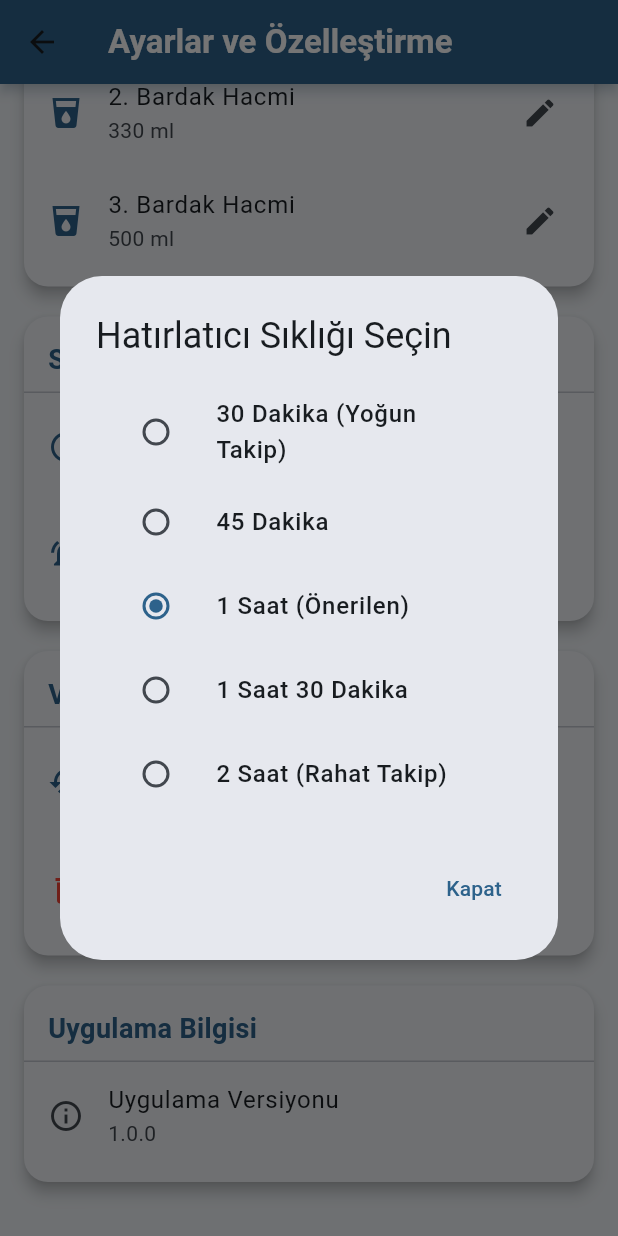
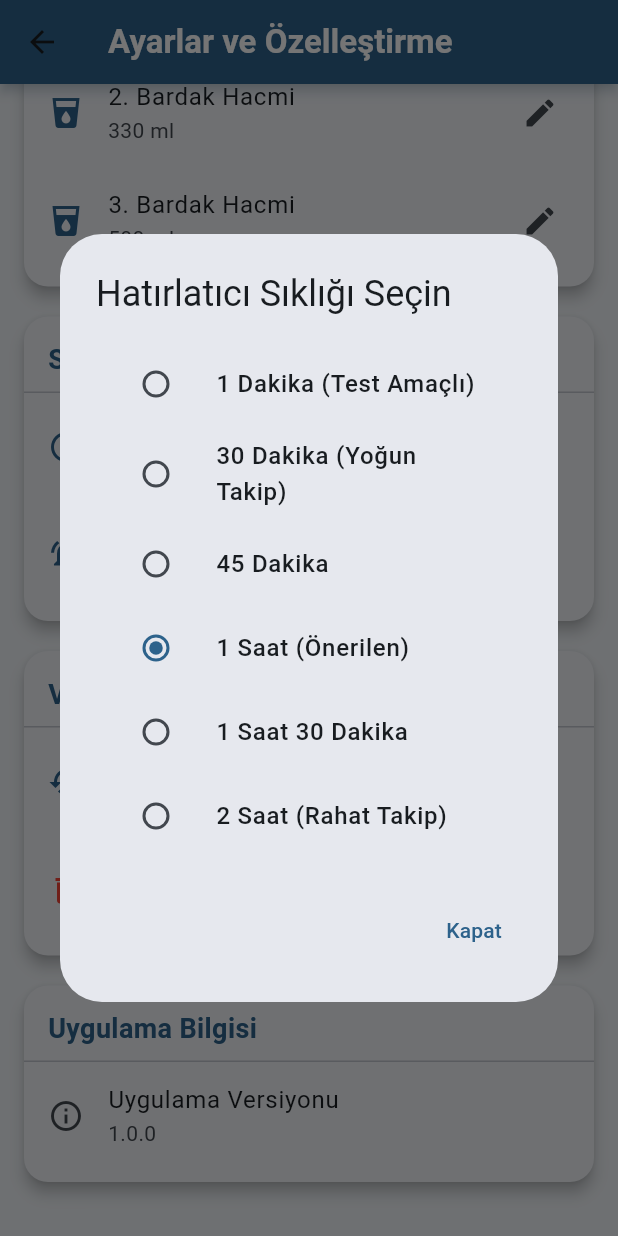
Before and after one commit to ibrahimtspnrr/su-hatirlatici-app, a Flutter app: the SettingsScreen screen opened directly, scrolled down 576 dp, after a tap on "Hatırlatıcı Sıklığı", on a phone screen of 412 x 824 dp. Run offline on Flutter 3.47's test engine with Material 3 defaults, Android fonts, the phone set to English and light mode, and no system bars; our stand-ins replace fl_chart, flutter_local_notifications, hive, hive_flutter, shared_preferences, timezone; accounts and stored records are empty.

Commit message:
Hata Düzeltme

```diff
--- a/lib/screens/settings_screen.dart
+++ b/lib/screens/settings_screen.dart
@@ -487,7 +487,7 @@ class _SettingsScreenState extends State<SettingsScreen> {
   Future<void> _showIntervalEditDialog() async {
     // --- 2 DAKİKA SEÇENEĞİ KALDIRILDI ---
     final intervals = [
-      //{'value': 2, 'label': '2 Dakika (Test Amaçlı)'}, // <-- BU SATIR SİLİNDİ
+      {'value': 1, 'label': '1 Dakika (Test Amaçlı)'}, // <-- YENİ SATIR BURASI
       {'value': 30, 'label': '30 Dakika (Yoğun Takip)'},
       {'value': 45, 'label': '45 Dakika'},
       {'value': 60, 'label': '1 Saat (Önerilen)'},
--- a/pubspec.yaml
+++ b/pubspec.yaml
@@ -34,7 +34,7 @@ publish_to: 'none' # Remove this line if you wish to publish to pub.dev
 
 # of the product and file versions while build-number is used as the build suffix.
 
-version: 1.0.0+11
+version: 1.0.0+12
 
 
 
```
Also changed, not shown: lib/services/notification_service.dart (+15 -15 lines).
